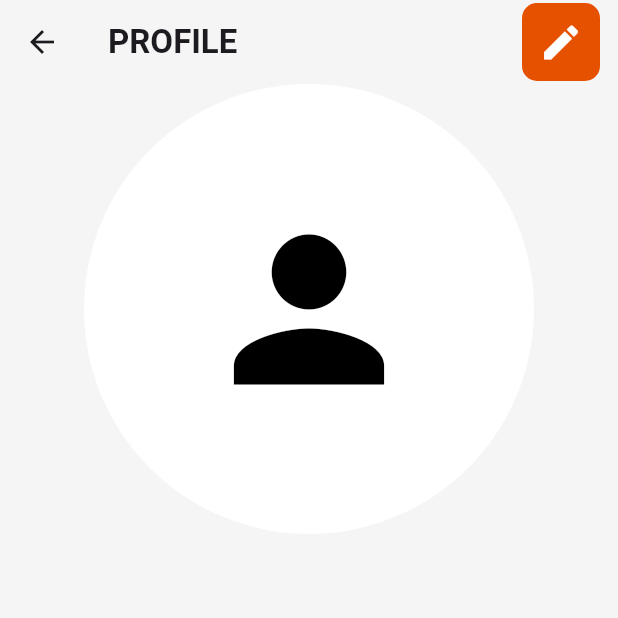
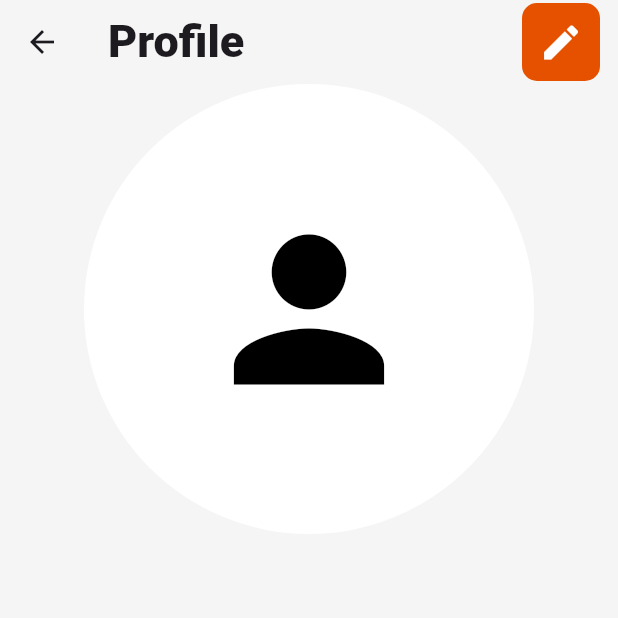
Before and after one commit to TechPyllars2024/AutoCareCarOwners, a Flutter app: the CarOwnerProfile screen opened directly, on a phone screen of 412 x 824 dp, the top half of it. Run offline on Flutter 3.47's test engine with Material 3 defaults, Android fonts, the phone set to English and light mode, and no system bars; our stand-ins replace cloud_firestore, curved_navigation_bar, firebase_auth, firebase_core, firebase_storage, flutter_animate and 4 more; missing offline and left inert: flutter_pannable_rating_bar; accounts and stored records are empty.

Commit message:
update: adjusted profile appbar

```diff
--- a/lib/ProfileManagement/screens/car_owner_profile.dart
+++ b/lib/ProfileManagement/screens/car_owner_profile.dart
@@ -50,8 +50,8 @@ class _CarOwnerProfileState extends State<CarOwnerProfile> {
       appBar: AppBar(
 
         title: const Text(
-          'PROFILE',
-          style: TextStyle(fontWeight: FontWeight.bold),
+          'Profile',
+          style: TextStyle(fontWeight: FontWeight.w900, fontSize: 30),
         ),
         backgroundColor: Colors.grey.shade100,
         actions: [
```
